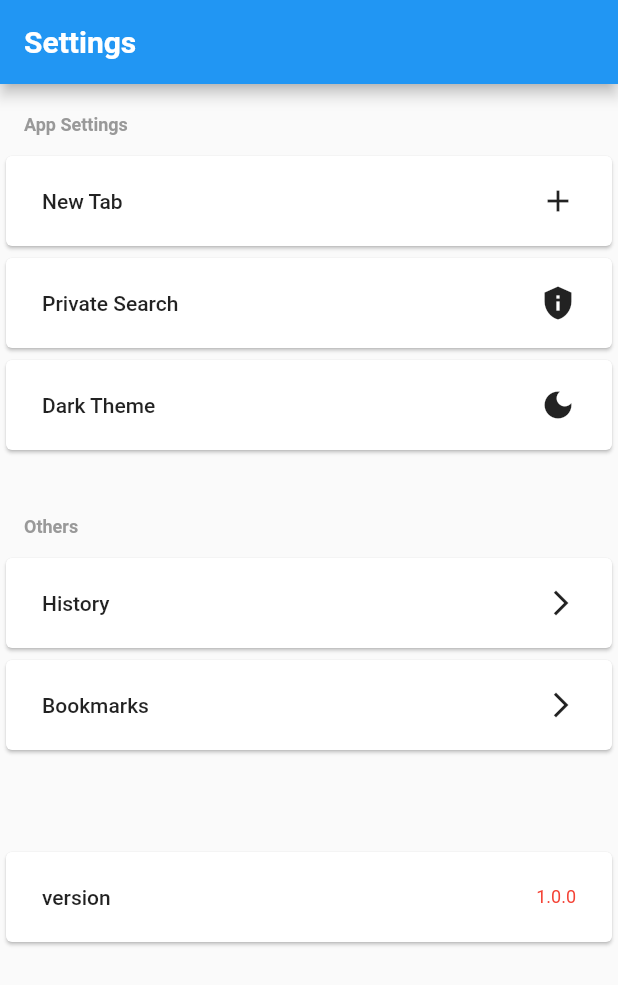
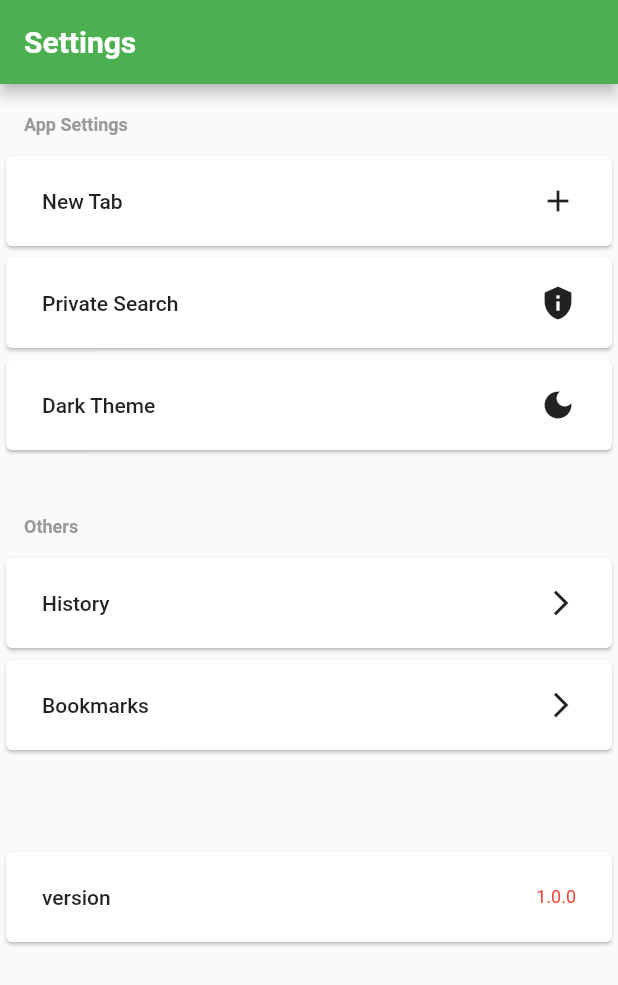
Before and after one commit to SeibenKami/AlphaBeta, a Flutter app: the screen it shows after launch, swiped to page 2, on a phone screen of 412 x 824 dp. Shown: the top 985 px of the screen. Run offline on Flutter 3.47's test engine with Material 2 defaults, Android fonts, the light colour scheme and no system bars; our stand-ins replace sqflite, webview_flutter; accounts and stored records are empty; Roboto replaces fonts that are missing (NotoSansJP).

Commit message:
Update settings.dart

```diff
--- a/lens/lib/screens/settings/settings.dart
+++ b/lens/lib/screens/settings/settings.dart
@@ -21,7 +21,7 @@ class _SettingsState extends State<Settings> {
   Widget build(BuildContext context) {
     return Scaffold(
       appBar: AppBar(
-
+        backgroundColor: Colors.green,
         title: const Text(
           'Settings',
           style: TextStyle(fontWeight: FontWeight.bold),
```
